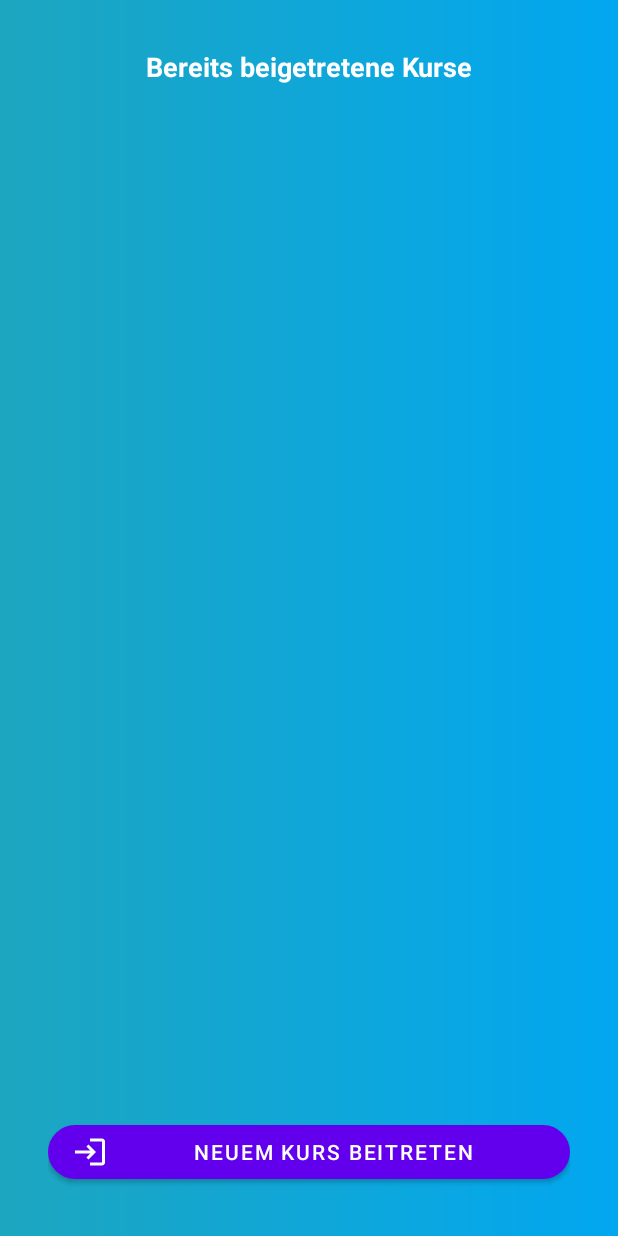
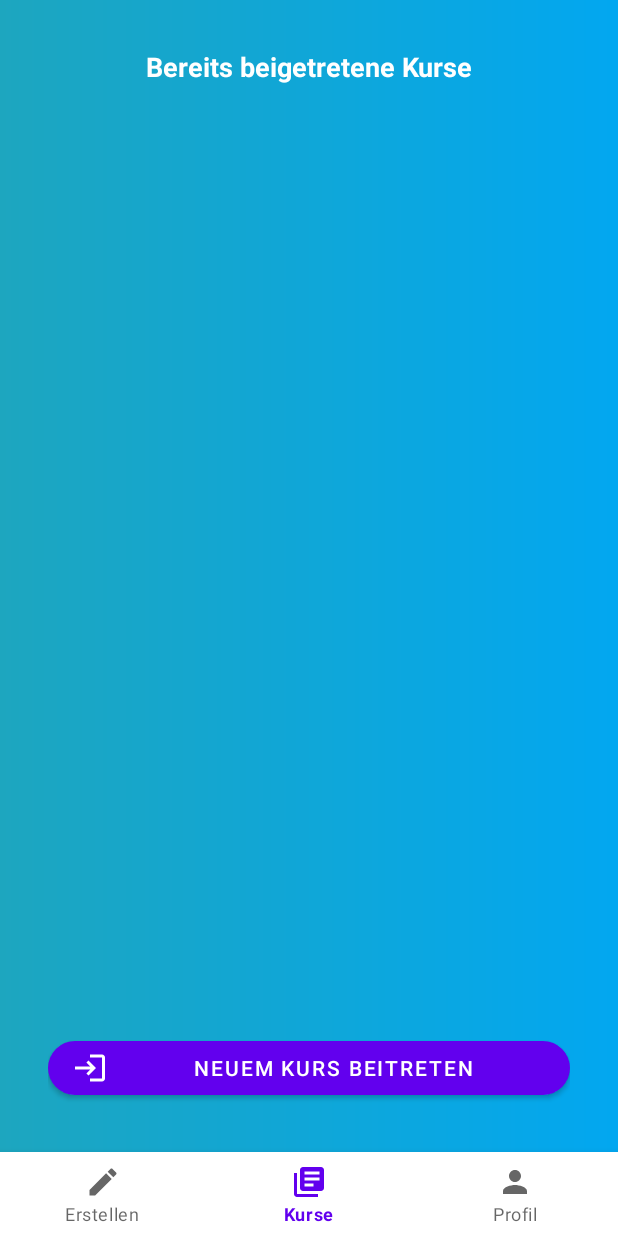
Before and after one commit to ASE-Projekte-WS-2021/ase-ws-21-unser-horsaal, an Android app: the CoursesFragment screen opened through its navigation route, on a phone screen of 412 x 824 dp. Run offline under Robolectric (Android 15) with nearby library versions, the phone set to English and light mode, and no system bars; our stand-ins replace Firebase (no records; nobody signed in at launch, a user with empty details on screens opened directly), navigation-ui.

Commit message:
Setup BottomNavigation
- enabled bottom navigation for all fragments except login and registration

```diff
--- a/app/src/main/java/com/example/unserhoersaal/views/CoursesFragment.java
+++ b/app/src/main/java/com/example/unserhoersaal/views/CoursesFragment.java
@@ -5,6 +5,8 @@ import android.os.Bundle;
 import androidx.annotation.NonNull;
 import androidx.annotation.Nullable;
 import androidx.fragment.app.Fragment;
+import androidx.navigation.NavController;
+import androidx.navigation.Navigation;
 import androidx.recyclerview.widget.RecyclerView;
 
 import android.view.LayoutInflater;
@@ -39,10 +41,17 @@ public class CoursesFragment extends Fragment {
   public void onViewCreated(@NonNull View view, @Nullable Bundle savedInstanceState) {
     super.onViewCreated(view, savedInstanceState);
     initUi(view);
+    setupNavigation(view);
   }
 
   private void initUi(View view) {
     courseListRecycler = view.findViewById(R.id.coursesFragmentRecyclerView);
     enterNewCourseButton = view.findViewById(R.id.coursesFragmentEnterNewCourseButton);
   }
+
+  private void setupNavigation(View view) {
+    NavController navController = Navigation.findNavController(view);
+    enterNewCourseButton.setOnClickListener(v -> navController.navigate(
+            R.id.action_coursesFragment_to_enterCourseFragment));
+  }
 }
--- a/app/src/main/java/com/example/unserhoersaal/views/MainActivity.java
+++ b/app/src/main/java/com/example/unserhoersaal/views/MainActivity.java
@@ -1,8 +1,19 @@
 package com.example.unserhoersaal.views;
 
 import android.os.Bundle;
+import android.view.View;
+
+import androidx.annotation.NonNull;
+import androidx.annotation.Nullable;
 import androidx.appcompat.app.AppCompatActivity;
+import androidx.navigation.NavController;
+import androidx.navigation.NavDestination;
+import androidx.navigation.Navigation;
+import androidx.navigation.fragment.NavHostFragment;
+import androidx.navigation.ui.NavigationUI;
+
 import com.example.unserhoersaal.R;
+import com.google.android.material.bottomnavigation.BottomNavigationView;
 
 /**
  * Initiates the main activity.
@@ -16,6 +27,23 @@ public class MainActivity extends AppCompatActivity {
     if (getSupportActionBar() != null) {
       getSupportActionBar().hide();
     }
+    setupBottomNavigationMenu();
+  }
+
+  private void setupBottomNavigationMenu() {
+    NavHostFragment navHostFragment = (NavHostFragment) getSupportFragmentManager().findFragmentById(R.id.nav_host_fragment);
+    NavController navController = navHostFragment.getNavController();
+    BottomNavigationView bottomNavigationView =
+            findViewById(R.id.activity_main_bottom_navigation_view);
+    NavigationUI.setupWithNavController(bottomNavigationView, navController);
+    navController.addOnDestinationChangedListener((controller, destination, arguments) -> {
+      if (destination.getId() == R.id.loginFragment ||
+              destination.getId() == R.id.registrationFragment){
+        bottomNavigationView.setVisibility(View.GONE);
+      } else {
+        bottomNavigationView.setVisibility(View.VISIBLE);
+      }
+    });
   }
 
 }
--- a/app/src/main/res/layout/activity_main.xml
+++ b/app/src/main/res/layout/activity_main.xml
@@ -10,13 +10,22 @@
         android:id="@+id/nav_host_fragment"
         android:name="androidx.navigation.fragment.NavHostFragment"
         android:layout_width="match_parent"
-        android:layout_height="match_parent"
+        android:layout_height="0dp"
         app:defaultNavHost="true"
-        app:layout_constraintBottom_toBottomOf="parent"
+        app:layout_constraintBottom_toTopOf="@id/activity_main_bottom_navigation_view"
         app:layout_constraintEnd_toEndOf="parent"
         app:layout_constraintStart_toStartOf="parent"
         app:layout_constraintTop_toTopOf="parent"
         app:navGraph="@navigation/nav_graph" />
 
+    <com.google.android.material.bottomnavigation.BottomNavigationView
+        android:id="@+id/activity_main_bottom_navigation_view"
+        android:layout_width="match_parent"
+        android:layout_height="wrap_content"
+        app:layout_constraintBottom_toBottomOf="parent"
+        app:layout_constraintEnd_toEndOf="parent"
+        app:layout_constraintStart_toStartOf="parent"
+        app:menu="@menu/bottom_navigation_menu"/>
+
 
 </androidx.constraintlayout.widget.ConstraintLayout>
--- a/app/src/main/res/menu/bottom_navigation_menu.xml
+++ b/app/src/main/res/menu/bottom_navigation_menu.xml
@@ -7,13 +7,13 @@
         android:title="@string/bottom_navigation_menu_create_string"
         />
     <item
-        android:id="@+id/courseOverviewFragment"
+        android:id="@+id/coursesFragment"
         android:enabled="true"
         android:icon="@drawable/ic_baseline_library_books_24"
         android:title="@string/bottom_navigation_menu_courses_string"
         />
     <item
-        android:id="@+id/profileFragment2"
+        android:id="@+id/profileFragment"
         android:enabled="true"
         android:icon="@drawable/ic_baseline_person_24"
         android:title="@string/bottom_navigation_menu_profile_string"
```
